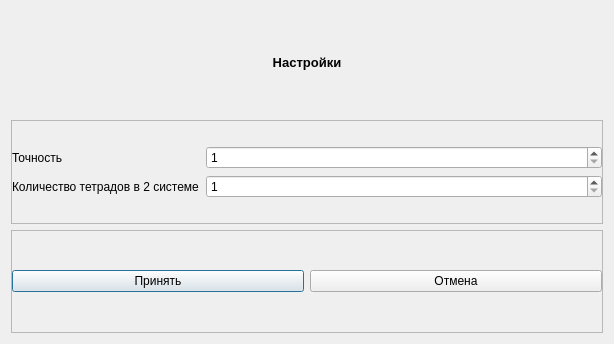
Before: the Qt Designer form Calculator/Settings/programmistsettingswindow.ui in tqqqqt/SimpleCalculator, drawn with Qt 5.
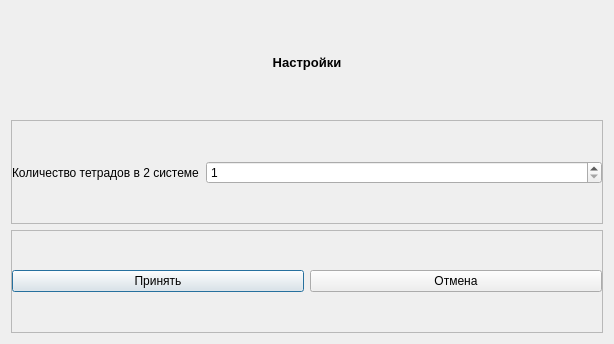
After: the same form once the commit is applied.

Commit message: delete dot and accuracy settings

Patch:
```diff
--- a/Calculator/Settings/programmistsettingswindow.ui
+++ b/Calculator/Settings/programmistsettingswindow.ui
@@ -69,31 +69,14 @@
       <property name="bottomMargin">
        <number>0</number>
       </property>
-      <item row="0" column="0">
-       <widget class="QLabel" name="label">
-        <property name="text">
-         <string>Точность</string>
-        </property>
-       </widget>
-      </item>
-      <item row="0" column="1">
-       <widget class="QSpinBox" name="spinBox_acu">
-        <property name="minimum">
-         <number>1</number>
-        </property>
-        <property name="maximum">
-         <number>999999999</number>
-        </property>
-       </widget>
-      </item>
-      <item row="3" column="0">
+      <item row="2" column="0">
        <widget class="QLabel" name="label_4">
         <property name="text">
          <string>Количество тетрадов в 2 системе</string>
         </property>
        </widget>
       </item>
-      <item row="3" column="1">
+      <item row="2" column="1">
        <widget class="QSpinBox" name="spinBox_count">
         <property name="minimum">
          <number>1</number>
```
The commit also changes 2 other files.
